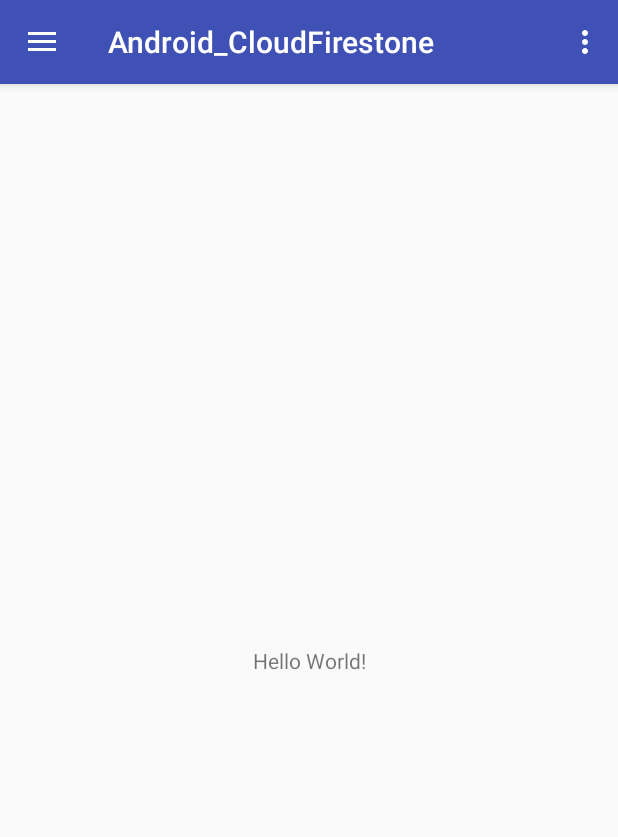
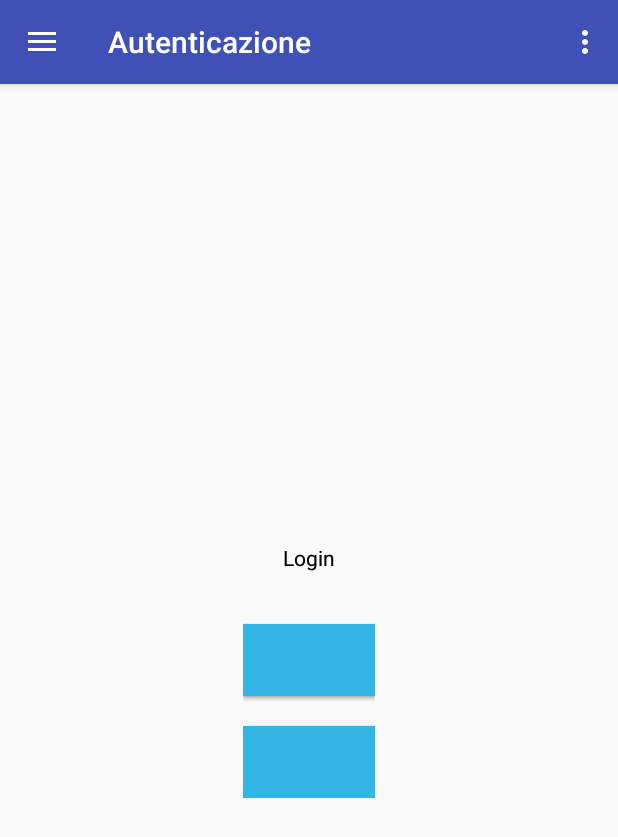
Before and after one commit to lukluca/Android_CloudFirestone, an Android app: the screen it shows after launch (MainActivity), in the side drawer, after a tap on "Gallery", on a phone screen of 412 x 824 dp. Shown: the top 837 px of the screen. Run offline under Robolectric (Android 15) with nearby library versions, the phone set to English and light mode, and no system bars; our stand-ins replace Firebase (no records; nobody signed in at launch, a user with empty details on screens opened directly).

Commit message:
Added Login Button and used it

```diff
--- a/app/src/main/AndroidManifest.xml
+++ b/app/src/main/AndroidManifest.xml
@@ -10,7 +10,7 @@
         android:supportsRtl="true"
         android:theme="@style/AppTheme">
         <activity
-            android:name="cloudfirestone.MainActivity"
+            android:name="cloudfirestone.sections.MainActivity"
             android:label="@string/app_name"
             android:theme="@style/AppTheme.NoActionBar">
             <intent-filter>
--- a/app/src/main/java/infrastructure/dataclass/User.kt
+++ b/app/src/main/java/cloudfirestone/infrastructure/dataclass/User.kt
@@ -1,4 +1,4 @@
-package infrastructure.dataclass
+package cloudfirestone.infrastructure.dataclass
 
 interface UserInterface {
 
--- a/app/src/main/java/infrastructure/firebase/network/FireBaseAPIManager.kt
+++ b/app/src/main/java/cloudfirestone/infrastructure/firebase/network/FireBaseAPIManager.kt
@@ -1,13 +1,11 @@
-package infrastructure.firebase.network
+package cloudfirestone.infrastructure.firebase.network
 
-import android.app.Activity
-import android.text.TextUtils
 import com.google.firebase.auth.*
-import infrastructure.dataclass.User
-import infrastructure.dataclass.UserInterface
-import infrastructure.network.activity.ActivityLifeCycleInterface
-import infrastructure.network.login.LoginAPI
-import infrastructure.network.login.LoginError
+import cloudfirestone.infrastructure.dataclass.User
+import cloudfirestone.infrastructure.dataclass.UserInterface
+import cloudfirestone.infrastructure.network.activity.ActivityLifeCycleInterface
+import cloudfirestone.infrastructure.network.authentication.AuthenticationAPI
+import cloudfirestone.infrastructure.network.authentication.login.LoginError
 
 private enum class FireBaseErrorCode(val value: String) {
     ERROR_INVALID_EMAIL("ERROR_INVALID_EMAIL"),
@@ -15,7 +13,7 @@ private enum class FireBaseErrorCode(val value: String) {
     ERROR_WRONG_PASSWORD("ERROR_WRONG_PASSWORD")
 }
 
-class FireBaseAPIManager() : ActivityLifeCycleInterface, LoginAPI {
+class FireBaseAPIManager() : ActivityLifeCycleInterface, AuthenticationAPI {
 
     private lateinit var auth: FirebaseAuth
 
--- /dev/null
+++ b/app/src/main/java/cloudfirestone/infrastructure/network/activity/ActivityLifeCycleInterfaces.kt
@@ -0,0 +1,7 @@
+package cloudfirestone.infrastructure.network.activity
+
+
+interface ActivityLifeCycleInterface {
+    fun onActivityCreate()
+    fun onActivityStart()
+}
--- /dev/null
+++ b/app/src/main/java/cloudfirestone/infrastructure/network/authentication/AuthenticationAPI.kt
@@ -0,0 +1,6 @@
+package cloudfirestone.infrastructure.network.authentication
+
+import cloudfirestone.infrastructure.network.authentication.login.LoginAPI
+
+interface AuthenticationAPI: LoginAPI {
+}
--- a/app/src/main/java/infrastructure/network/login/LoginError.kt
+++ b/app/src/main/java/cloudfirestone/infrastructure/network/authentication/login/LoginError.kt
@@ -1,4 +1,4 @@
-package infrastructure.network.login
+package cloudfirestone.infrastructure.network.authentication.login
 
 enum class LoginError {
     EMPTY_EMAIL,
--- a/app/src/main/java/infrastructure/network/login/LoginInterfaces.kt
+++ b/app/src/main/java/cloudfirestone/infrastructure/network/authentication/login/LoginInterfaces.kt
@@ -1,6 +1,6 @@
-package infrastructure.network.login
+package cloudfirestone.infrastructure.network.authentication.login
 
-import infrastructure.dataclass.UserInterface
+import cloudfirestone.infrastructure.dataclass.UserInterface
 
 interface LoginAPI {
     fun login(email: String, password: String, success: (user: UserInterface) -> Unit, error: (r: LoginError) -> Unit)
--- a/app/src/main/java/cloudfirestone/MainActivity.kt
+++ b/app/src/main/java/cloudfirestone/sections/MainActivity.kt
@@ -1,21 +1,20 @@
-package cloudfirestone
+package cloudfirestone.sections
 
 import android.os.Bundle
 import android.support.design.widget.NavigationView
+import android.support.v4.app.Fragment
 import android.support.v4.view.GravityCompat
 import android.support.v7.app.ActionBarDrawerToggle
 import android.support.v7.app.AppCompatActivity
 import android.view.Menu
 import android.view.MenuItem
+import cloudfirestone.sections.authentication.AuthenticationFragment
 import com.tagliabue.cloudfirestone.R
-import infrastructure.dataclass.User
-import infrastructure.dataclass.UserInterface
-import infrastructure.firebase.network.FireBaseAPIManager
-import infrastructure.network.login.LoginError
+import cloudfirestone.infrastructure.firebase.network.FireBaseAPIManager
 import kotlinx.android.synthetic.main.activity_main.*
 import kotlinx.android.synthetic.main.app_bar_main.*
 
-class MainActivity : AppCompatActivity(), NavigationView.OnNavigationItemSelectedListener {
+class MainActivity: AppCompatActivity(), NavigationView.OnNavigationItemSelectedListener {
 
     private val apiManager = FireBaseAPIManager()
 
@@ -38,8 +37,6 @@ class MainActivity : AppCompatActivity(), NavigationView.OnNavigationItemSelecte
         super.onStart()
 
         apiManager.onActivityStart()
-
-        apiManager.login("cippalippa@test.com","Qwerty123", {this.loginSuccess(it)}, {this.loginFailure(it)})
     }
 
     override fun onBackPressed() {
@@ -49,6 +46,11 @@ class MainActivity : AppCompatActivity(), NavigationView.OnNavigationItemSelecte
             super.onBackPressed()
         }
     }
+
+    var actionBarTitle: String? = null
+        set(value) {
+            supportActionBar?.title = value
+        }
 
     override fun onCreateOptionsMenu(menu: Menu): Boolean {
         // Inflate the menu; this adds items to the action bar if it is present.
@@ -68,36 +70,44 @@ class MainActivity : AppCompatActivity(), NavigationView.OnNavigationItemSelecte
 
     override fun onNavigationItemSelected(item: MenuItem): Boolean {
         // Handle navigation view item clicks here.
-        when (item.itemId) {
-            R.id.nav_camera -> {
-                // Handle the camera action
+
+        val fragmentManager = supportFragmentManager
+        val fragmentTransaction = fragmentManager.beginTransaction()
+
+        val fragment: Fragment = when (item.itemId) {
+            R.id.authentication -> {
+                val authenticationFragment = AuthenticationFragment()
+
+                authenticationFragment.authenticationAPI = this.apiManager
+
+                authenticationFragment
             }
             R.id.nav_gallery -> {
+                AuthenticationFragment()
 
             }
             R.id.nav_slideshow -> {
+                AuthenticationFragment()
 
             }
             R.id.nav_manage -> {
-
+                AuthenticationFragment()
             }
             R.id.nav_share -> {
-
+                AuthenticationFragment()
             }
             R.id.nav_send -> {
-
+                AuthenticationFragment()
+            }
+            else -> {
+                AuthenticationFragment()
             }
         }
+
+        fragmentTransaction.add(R.id.main_fragment_container, fragment)
+        fragmentTransaction.commit()
 
         drawer_layout.closeDrawer(GravityCompat.START)
         return true
     }
-
-    private fun loginSuccess(user: UserInterface) {
-
-    }
-
-    private fun loginFailure(error: LoginError) {
-
-    }
 }
--- /dev/null
+++ b/app/src/main/java/cloudfirestone/sections/authentication/AuthenticationFragment.kt
@@ -0,0 +1,40 @@
+package cloudfirestone.sections.authentication
+
+import android.os.Bundle
+import android.support.v4.app.Fragment
+import android.view.*
+import cloudfirestone.infrastructure.network.authentication.AuthenticationAPI
+import cloudfirestone.sections.MainActivity
+import com.tagliabue.cloudfirestone.R
+import kotlinx.android.synthetic.main.authentication_fragment.*
+
+
+class AuthenticationFragment: Fragment() {
+
+    var authenticationAPI: AuthenticationAPI? = null
+
+    override fun onCreateView(
+            inflater: LayoutInflater,
+            container: ViewGroup?,
+            savedInstanceState: Bundle?
+    ): View {
+
+       val mainActivity = (activity as MainActivity)
+
+        mainActivity.actionBarTitle = getString(R.string.menu_authentication)
+
+        return inflater.inflate(R.layout.authentication_fragment, container, false)
+    }
+
+    override fun onActivityCreated(savedInstanceState: Bundle?) {
+        super.onActivityCreated(savedInstanceState)
+
+        login_button.loginAPI = authenticationAPI
+    }
+
+    override fun onDestroyView() {
+        super.onDestroyView()
+
+        login_button.loginAPI = null
+    }
+}
--- /dev/null
+++ b/app/src/main/java/cloudfirestone/sections/authentication/buttons/LoginButton.kt
@@ -0,0 +1,43 @@
+package cloudfirestone.sections.authentication.buttons
+
+import android.content.Context
+import android.support.v7.widget.AppCompatButton
+import android.util.AttributeSet
+import android.view.View
+import cloudfirestone.infrastructure.dataclass.UserInterface
+import cloudfirestone.infrastructure.network.authentication.login.LoginAPI
+import cloudfirestone.infrastructure.network.authentication.login.LoginError
+import com.tagliabue.cloudfirestone.R
+
+
+class LoginButton: AppCompatButton, View.OnClickListener {
+
+    var loginAPI: LoginAPI? = null
+
+    override fun onClick(v: View?) {
+
+        loginAPI?.login("cippalippa@test.com","Qwerty123", {this.loginSuccess(it)}, {this.loginFailure(it)})
+
+    }
+
+    constructor(context: Context) : this(context, null)
+    constructor(context: Context, attrs: AttributeSet?) : this(context, attrs, 0)
+
+    constructor(context: Context, attrs: AttributeSet?, defStyleAttr: Int) : super(context, attrs, defStyleAttr) {
+        init()
+    }
+
+    private fun init() {
+        this.text = context.resources.getString(R.string.login_button)
+        this.setOnClickListener(this)
+    }
+
+
+    private fun loginSuccess(user: UserInterface) {
+        print("success")
+    }
+
+    private fun loginFailure(error: LoginError) {
+        print("error")
+    }
+}
--- a/app/src/main/java/infrastructure/network/activity/ActivityLifeCycleInterfaces.kt
+++ /dev/null
@@ -1,10 +0,0 @@
-package infrastructure.network.activity
-
-import infrastructure.dataclass.UserInterface
-import infrastructure.network.login.LoginError
-
-
-interface ActivityLifeCycleInterface {
-    fun onActivityCreate()
-    fun onActivityStart()
-}
--- a/app/src/main/res/layout/app_bar_main.xml
+++ b/app/src/main/res/layout/app_bar_main.xml
@@ -4,7 +4,7 @@
     xmlns:tools="http://schemas.android.com/tools"
     android:layout_width="match_parent"
     android:layout_height="match_parent"
-    tools:context="cloudfirestone.MainActivity">
+    tools:context="cloudfirestone.sections.MainActivity">
 
     <android.support.design.widget.AppBarLayout
         android:layout_width="match_parent"
--- /dev/null
+++ b/app/src/main/res/layout/authentication_fragment.xml
@@ -0,0 +1,37 @@
+<?xml version="1.0" encoding="utf-8"?>
+<android.support.v7.widget.LinearLayoutCompat
+    xmlns:app="http://schemas.android.com/apk/res-auto"
+    xmlns:android="http://schemas.android.com/apk/res/android"
+    android:layout_width="wrap_content"
+    android:layout_height="wrap_content"
+    xmlns:tools="http://schemas.android.com/tools"
+    android:orientation="vertical"
+    android:layout_gravity="center"
+    android:gravity="center"
+    tools:background="@android:color/holo_red_dark">
+
+    <cloudfirestone.sections.authentication.buttons.LoginButton
+        android:id="@+id/login_button"
+        android:gravity="center"
+        android:layout_width="wrap_content"
+        android:layout_height="48dp"
+        android:layout_marginBottom="20dp"
+        android:background="?android:attr/selectableItemBackground"
+        android:paddingStart="10dp"
+        android:paddingEnd="10dp"
+        app:elevation="10dp"/>
+
+    <android.support.v7.widget.AppCompatButton
+        android:layout_width="wrap_content"
+        android:layout_height="48dp"
+        tools:text="Fake"
+        android:layout_marginBottom="20dp"
+        android:background="@android:color/holo_blue_light"/>
+
+    <android.support.v7.widget.AppCompatButton
+        android:layout_width="wrap_content"
+        android:layout_height="48dp"
+        tools:text="Fake"
+        android:background="@android:color/holo_blue_light"/>
+
+</android.support.v7.widget.LinearLayoutCompat>
--- a/app/src/main/res/layout/content_main.xml
+++ b/app/src/main/res/layout/content_main.xml
@@ -5,16 +5,12 @@
     android:layout_width="match_parent"
     android:layout_height="match_parent"
     app:layout_behavior="@string/appbar_scrolling_view_behavior"
-    tools:context="cloudfirestone.MainActivity"
+    tools:context="cloudfirestone.sections.MainActivity"
     tools:showIn="@layout/app_bar_main">
 
-    <TextView
-        android:layout_width="wrap_content"
-        android:layout_height="wrap_content"
-        android:text="Hello World!"
-        app:layout_constraintBottom_toBottomOf="parent"
-        app:layout_constraintLeft_toLeftOf="parent"
-        app:layout_constraintRight_toRightOf="parent"
-        app:layout_constraintTop_toTopOf="parent" />
+    <FrameLayout
+        android:layout_width="match_parent"
+        android:layout_height="match_parent"
+        android:id = "@+id/main_fragment_container"/>
 
 </android.support.constraint.ConstraintLayout>
--- a/app/src/main/res/menu/activity_main_drawer.xml
+++ b/app/src/main/res/menu/activity_main_drawer.xml
@@ -5,9 +5,9 @@
 
     <group android:checkableBehavior="single">
         <item
-            android:id="@+id/nav_camera"
+            android:id="@+id/authentication"
             android:icon="@drawable/ic_menu_camera"
-            android:title="Import" />
+            android:title="@string/menu_authentication" />
         <item
             android:id="@+id/nav_gallery"
             android:icon="@drawable/ic_menu_gallery"
--- a/app/src/main/res/values/strings.xml
+++ b/app/src/main/res/values/strings.xml
@@ -6,4 +6,6 @@
     <string name="nav_header_subtitle">android.studio@android.com</string>
     <string name="nav_header_desc">Navigation header</string>
     <string name="action_settings">Settings</string>
+    <string name="menu_authentication">Autenticazione</string>
+    <string name="login_button">Login</string>
 </resources>
--- a/build.gradle
+++ b/build.gradle
@@ -7,7 +7,7 @@ buildscript {
         jcenter()
     }
     dependencies {
-        classpath 'com.android.tools.build:gradle:3.1.4'
+        classpath 'com.android.tools.build:gradle:3.2.0'
         classpath "org.jetbrains.kotlin:kotlin-gradle-plugin:$kotlin_version"
         classpath 'com.google.gms:google-services:4.0.1'
 
```
Also changed, not shown: gradle/wrapper/gradle-wrapper.properties.
